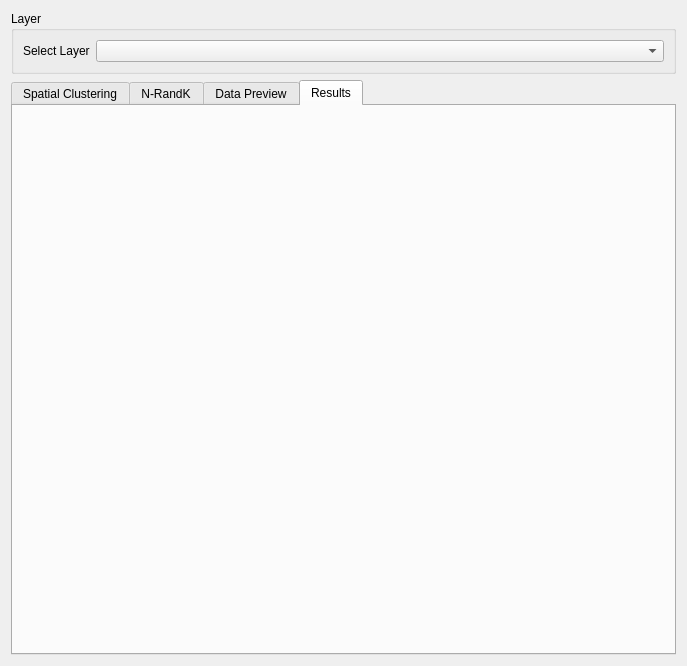
This is ui/geoprivacy_dialog_base.ui in Diuke/GeoPriv as Qt 5 draws it before an edit. The edited form follows.
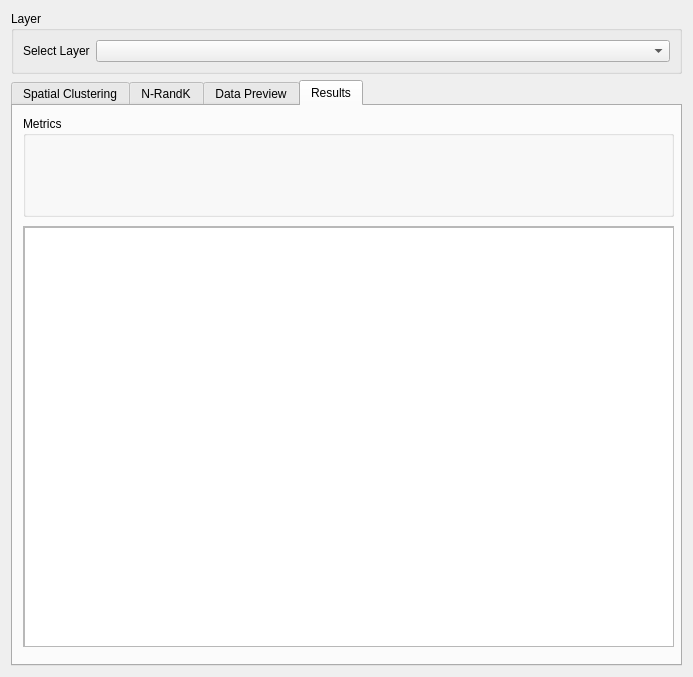
This is the edited form. The open tabs and pages were chosen to show the change. Icons and pictures are not drawn. Custom widgets are drawn as their Qt base class.

Diff of the .ui file:
```diff
--- a/ui/geoprivacy_dialog_base.ui
+++ b/ui/geoprivacy_dialog_base.ui
@@ -6,8 +6,8 @@
    <rect>
     <x>0</x>
     <y>0</y>
-    <width>687</width>
-    <height>666</height>
+    <width>693</width>
+    <height>677</height>
    </rect>
   </property>
   <property name="sizePolicy">
@@ -317,6 +317,57 @@
       <attribute name="title">
        <string>Results</string>
       </attribute>
+      <widget class="QGroupBox" name="groupBox_5">
+       <property name="geometry">
+        <rect>
+         <x>10</x>
+         <y>10</y>
+         <width>651</width>
+         <height>101</height>
+        </rect>
+       </property>
+       <property name="title">
+        <string>Metrics</string>
+       </property>
+      </widget>
+      <widget class="QScrollArea" name="scrollArea_2">
+       <property name="geometry">
+        <rect>
+         <x>10</x>
+         <y>120</y>
+         <width>651</width>
+         <height>421</height>
+        </rect>
+       </property>
+       <property name="widgetResizable">
+        <bool>true</bool>
+       </property>
+       <widget class="QWidget" name="scrollAreaWidgetContents_2">
+        <property name="geometry">
+         <rect>
+          <x>0</x>
+          <y>0</y>
+          <width>649</width>
+          <height>419</height>
+         </rect>
+        </property>
+        <widget class="QWidget" name="verticalLayoutWidget">
+         <property name="geometry">
+          <rect>
+           <x>0</x>
+           <y>0</y>
+           <width>651</width>
+           <height>421</height>
+          </rect>
+         </property>
+         <layout class="QVBoxLayout" name="verticalLayout_5">
+          <item>
+           <widget class="QListWidget" name="resultsLog"/>
+          </item>
+         </layout>
+        </widget>
+       </widget>
+      </widget>
      </widget>
     </widget>
    </item>
```
Left out of the diff: 21 changed lines with no effect on the pictures.
